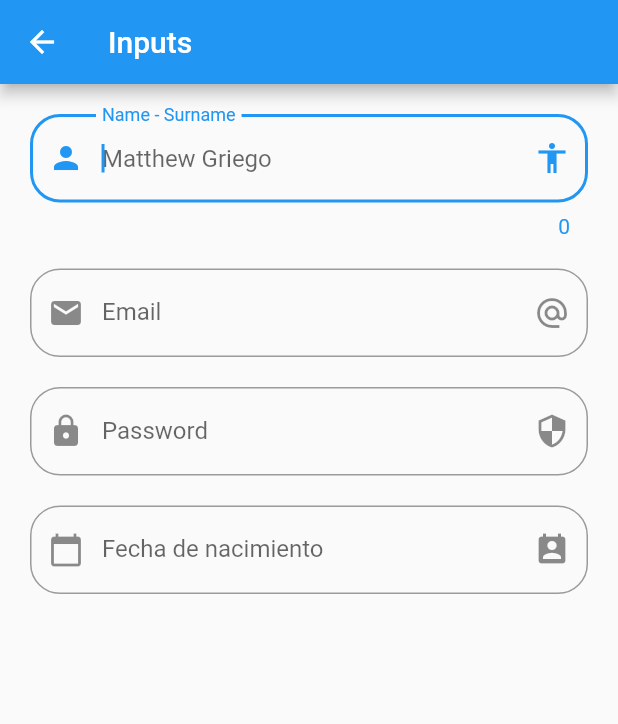
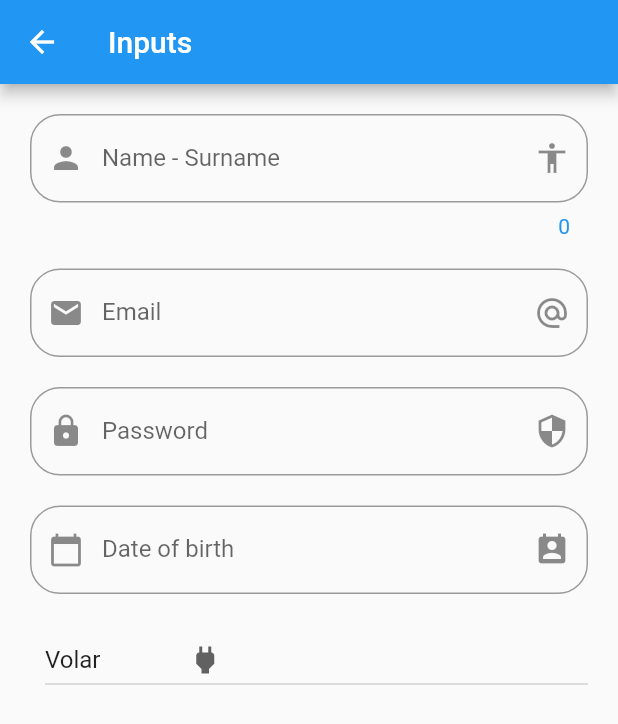
Before and after one commit to myrows/udemy_flutter, a Flutter app: the screen it shows after launch, after a tap on "Inputs", on a phone screen of 412 x 824 dp. Shown: the top 724 px of the screen. Run offline on Flutter 3.47's test engine with Material 2 defaults, Android fonts, the phone set to English and light mode, and no system bars; network calls fail.

Commit message:
[ADD] f2_components

```diff
--- a/f2_components/lib/main.dart
+++ b/f2_components/lib/main.dart
@@ -1,6 +1,7 @@
 import 'package:flutter/material.dart';
 
 import 'package:f2_components/src/pages/routes/routes.dart';
+import 'package:flutter_localizations/flutter_localizations.dart';
 
 
 
@@ -12,6 +13,18 @@ class MyApp extends StatelessWidget {
   @override
   Widget build(BuildContext context) {
     return MaterialApp(
+      localizationsDelegates: [
+        // ... app-specific localization delegate[s] here
+        GlobalMaterialLocalizations.delegate,
+        GlobalWidgetsLocalizations.delegate,
+        GlobalCupertinoLocalizations.delegate,
+      ],
+      supportedLocales: [
+        const Locale('en'), // English
+        const Locale('es'),
+        const Locale.fromSubtags(languageCode: 'zh'), // Chinese *See Advanced Locales below*
+        // ... other locales the app supports
+      ],
       title: 'Componentes App',
       debugShowCheckedModeBanner: false,
       //  home: HomePage(),
--- a/f2_components/lib/src/pages/input_page.dart
+++ b/f2_components/lib/src/pages/input_page.dart
@@ -9,6 +9,13 @@ class InputPage extends StatefulWidget {
 class _InputPageState extends State<InputPage> {
 
   String _fullname = '';
+  String _fecha = '';
+
+  String _opcionSeleccionada = 'Volar';
+
+  List<String> _poderes = ['Volar', 'Rayos X', 'Super Aliento'];
+
+  TextEditingController _inputFieldDateController = new TextEditingController();
 
   @override
   Widget build(BuildContext context) {
@@ -32,7 +39,11 @@ class _InputPageState extends State<InputPage> {
 
           SizedBox(height: 20),
 
-          _crearFecha()
+          _crearFecha( context ),
+
+          SizedBox(height: 20),
+
+          _crearDropdown( context )
 
         ],
       ),
@@ -42,7 +53,6 @@ class _InputPageState extends State<InputPage> {
   Widget _crearInput() {
 
     return TextField(
-      autofocus: true,
       textCapitalization: TextCapitalization.words,
       decoration: InputDecoration(
         prefixIcon: Icon( Icons.person ),
@@ -107,23 +117,26 @@ class _InputPageState extends State<InputPage> {
     );
   }
 
-  Widget _crearFecha() {
+  Widget _crearFecha( BuildContext context ) {
 
     return TextField(
       enableInteractiveSelection: false,
-      textCapitalization: TextCapitalization.words,
+      controller: _inputFieldDateController,
       decoration: InputDecoration(
         prefixIcon: Icon( Icons.calendar_today ),
         suffixIcon: Icon( Icons.perm_contact_calendar ),
-        hintText: 'Fecha de nacimiento',
+        hintText: '1998-04-10',
         border: OutlineInputBorder(
           borderRadius: BorderRadius.circular(20.0)
         ),
-        labelText: 'Fecha de nacimiento'
+        labelText: 'Date of birth'
       ),
       onTap: () {
 
         FocusScope.of(context).requestFocus(new FocusNode());
+
+        //Datepicker
+        _selectDate( context );
 
       },
       onChanged: ( text ) {
@@ -134,4 +147,67 @@ class _InputPageState extends State<InputPage> {
     );
 
   }
+
+      _selectDate(BuildContext context) async {
+
+      DateTime picked = await showDatePicker(
+        context: context,
+        initialDate: new DateTime.now(),
+        firstDate: new DateTime(2020),
+        lastDate: new DateTime(2025),
+        locale: Locale('es', 'Spanish')
+      );
+
+      if ( picked != null ) {
+
+        setState(() {
+          _fecha = picked.toString();
+
+          //Establecemos la comunicación con el input de la fecha
+          _inputFieldDateController.text = _fecha;
+        });
+
+      }
+
+    }
+
+    List<DropdownMenuItem<String>> getOpcionesDropdown() {
+
+      List<DropdownMenuItem<String>> lista = new List();
+
+      _poderes.forEach( (poder) {
+
+        lista.add( DropdownMenuItem(
+          child: Text(poder),
+          value: poder,
+        ));
+
+      });
+
+      return lista;
+    }
+
+  Widget _crearDropdown(BuildContext context) {
+
+    return Row(
+      children: <Widget>[
+        SizedBox(width: 10.0),
+        Expanded(
+            child: DropdownButton(
+              icon: Icon( Icons.power ),
+            elevation: 3,
+            value: _opcionSeleccionada,
+            items: getOpcionesDropdown(),
+            onChanged: ( data ) {
+
+              setState(() => _opcionSeleccionada = data
+              );
+
+            }
+          ),
+        ),
+      ],
+    );
+  }
+
 }
--- a/f2_components/lib/src/pages/routes/routes.dart
+++ b/f2_components/lib/src/pages/routes/routes.dart
@@ -5,6 +5,8 @@ import 'package:f2_components/src/pages/avatar_page.dart';
 import 'package:f2_components/src/pages/card_page.dart';
 import 'package:f2_components/src/pages/home_page.dart';
 import 'package:f2_components/src/pages/input_page.dart';
+import 'package:f2_components/src/pages/lists_page.dart';
+import 'package:f2_components/src/pages/slider_page.dart';
 import 'package:flutter/material.dart';
 
 Map<String, WidgetBuilder> getApplicationRoutes() {
@@ -15,7 +17,10 @@ Map<String, WidgetBuilder> getApplicationRoutes() {
         'avatar'  : ( BuildContext context ) => AvatarPage(),
         'card'    : ( BuildContext context ) => CardPage(),
         'animatedContainer'    : ( BuildContext context ) => AnimatedContainerPage(),
-        'inputs'    : ( BuildContext context ) => InputPage()
+        'inputs'    : ( BuildContext context ) => InputPage(),
+        'slider'    : ( BuildContext context ) => SliderPage(),
+        'list'    : ( BuildContext context ) => ListsPage()
+
 
   };
 }
--- a/f2_components/lib/src/pages/utils/icono_string_util.dart
+++ b/f2_components/lib/src/pages/utils/icono_string_util.dart
@@ -8,7 +8,9 @@ final _icons = <String, IconData> {
   'accessibility'   : Icons.accessibility,
   'folder_open'     : Icons.folder_open,
   'donut_large'     : Icons.donut_large,
-  'input'           : Icons.input
+  'input'           : Icons.input,
+  'tune'            : Icons.tune,
+  'list'            : Icons.list
 
 };
 
--- a/f2_components/pubspec.yaml
+++ b/f2_components/pubspec.yaml
@@ -18,6 +18,8 @@ environment:
 
 dependencies:
   flutter:
+    sdk: flutter
+  flutter_localizations:
     sdk: flutter
 
   # The following adds the Cupertino Icons font to your application.
```
Also changed, not shown: f2_components/data/menu_opts.json (+10 -0 lines), f2_components/lib/src/pages/lists_page.dart (added, +152 -0 lines), f2_components/lib/src/pages/slider_page.dart (added, +86 -0 lines), f2_components/pubspec.lock.
